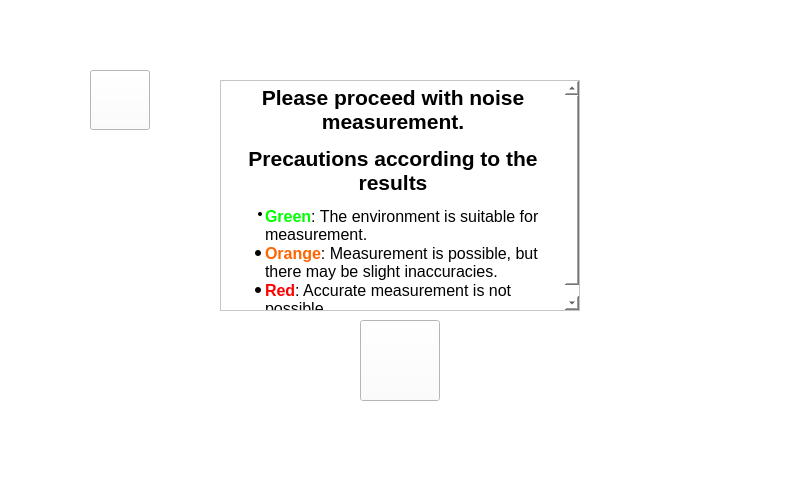
The window that sub.ui (mINUs-capstone-design/Source_Code) describes before a commit, drawn with Qt 5.
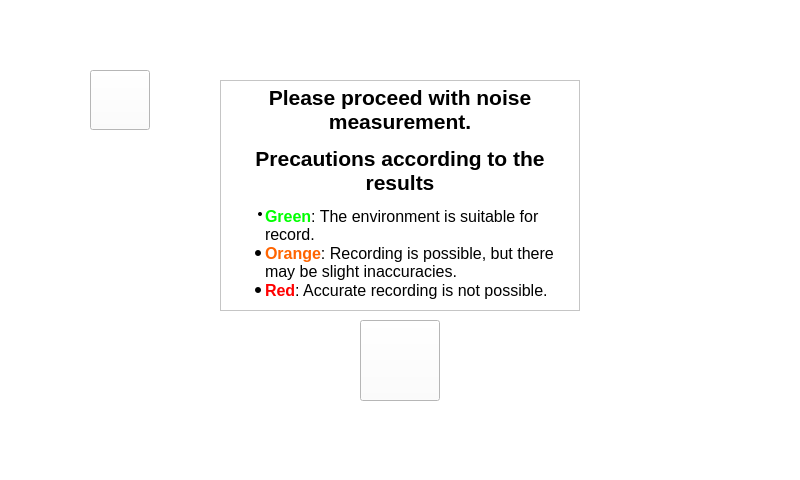
The same window after the commit. Icons and pictures are not drawn.

Commit message: measuerment -> recording

Diff of the .ui file:
```diff
--- a/sub.ui
+++ b/sub.ui
@@ -353,9 +353,9 @@
 &lt;/style&gt;&lt;/head&gt;&lt;body style=&quot; font-family:'Gulim'; font-size:9pt; font-weight:400; font-style:normal;&quot;&gt;
 &lt;p align=&quot;center&quot; style=&quot; margin-top:12px; margin-bottom:12px; margin-left:0px; margin-right:0px; -qt-block-indent:0; text-indent:0px;&quot;&gt;&lt;span style=&quot; font-size:16pt; font-weight:600;&quot;&gt;Please proceed with noise measurement.&lt;/span&gt;&lt;/p&gt;
 &lt;p align=&quot;center&quot; style=&quot; margin-top:12px; margin-bottom:12px; margin-left:0px; margin-right:0px; -qt-block-indent:0; text-indent:0px;&quot;&gt;&lt;span style=&quot; font-size:16pt; font-weight:600;&quot;&gt;Precautions according to the results&lt;/span&gt;&lt;/p&gt;
-&lt;ul style=&quot;margin-top: 0px; margin-bottom: 0px; margin-left: 0px; margin-right: 0px; -qt-list-indent: 1;&quot;&gt;&lt;li style=&quot;&quot; style=&quot; margin-top:12px; margin-bottom:0px; margin-left:0px; margin-right:0px; -qt-block-indent:0; text-indent:0px;&quot;&gt;&lt;span style=&quot; font-size:12pt; font-weight:600; color:#00ff00;&quot;&gt;Green&lt;/span&gt;&lt;span style=&quot; font-size:12pt;&quot;&gt;: The environment is suitable for measurement.&lt;/span&gt;&lt;/li&gt;
-&lt;li style=&quot; font-size:12pt;&quot; style=&quot; margin-top:0px; margin-bottom:0px; margin-left:0px; margin-right:0px; -qt-block-indent:0; text-indent:0px;&quot;&gt;&lt;span style=&quot; font-weight:600; color:#ff6400;&quot;&gt;Orange&lt;/span&gt;: Measurement is possible, but there may be slight inaccuracies.&lt;/li&gt;
-&lt;li style=&quot; font-size:12pt;&quot; style=&quot; margin-top:0px; margin-bottom:12px; margin-left:0px; margin-right:0px; -qt-block-indent:0; text-indent:0px;&quot;&gt;&lt;span style=&quot; font-weight:600; color:#ff0000;&quot;&gt;Red&lt;/span&gt;: Accurate measurement is not possible.&lt;/li&gt;&lt;/ul&gt;&lt;/body&gt;&lt;/html&gt;</string>
+&lt;ul style=&quot;margin-top: 0px; margin-bottom: 0px; margin-left: 0px; margin-right: 0px; -qt-list-indent: 1;&quot;&gt;&lt;li style=&quot;&quot; style=&quot; margin-top:12px; margin-bottom:0px; margin-left:0px; margin-right:0px; -qt-block-indent:0; text-indent:0px;&quot;&gt;&lt;span style=&quot; font-size:12pt; font-weight:600; color:#00ff00;&quot;&gt;Green&lt;/span&gt;&lt;span style=&quot; font-size:12pt;&quot;&gt;: The environment is suitable for record.&lt;/span&gt;&lt;/li&gt;
+&lt;li style=&quot; font-size:12pt;&quot; style=&quot; margin-top:0px; margin-bottom:0px; margin-left:0px; margin-right:0px; -qt-block-indent:0; text-indent:0px;&quot;&gt;&lt;span style=&quot; font-weight:600; color:#ff6400;&quot;&gt;Orange&lt;/span&gt;: Recording is possible, but there may be slight inaccuracies.&lt;/li&gt;
+&lt;li style=&quot; font-size:12pt;&quot; style=&quot; margin-top:0px; margin-bottom:12px; margin-left:0px; margin-right:0px; -qt-block-indent:0; text-indent:0px;&quot;&gt;&lt;span style=&quot; font-weight:600; color:#ff0000;&quot;&gt;Red&lt;/span&gt;: Accurate recording is not possible.&lt;/li&gt;&lt;/ul&gt;&lt;/body&gt;&lt;/html&gt;</string>
      </property>
     </widget>
     <widget class="QPushButton" name="button_resultnoise">
```
